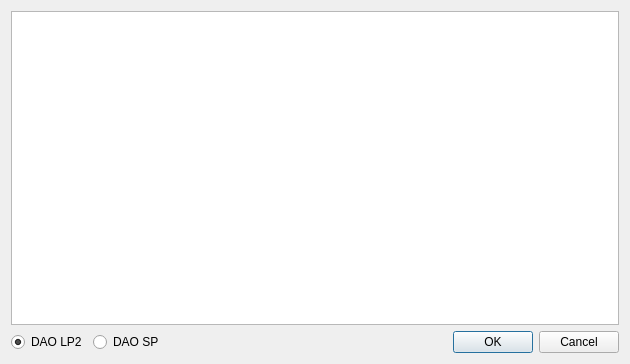
Old version of the form cdaoconfdlg.ui in the repository Jo2003/cd2netmd_gui.
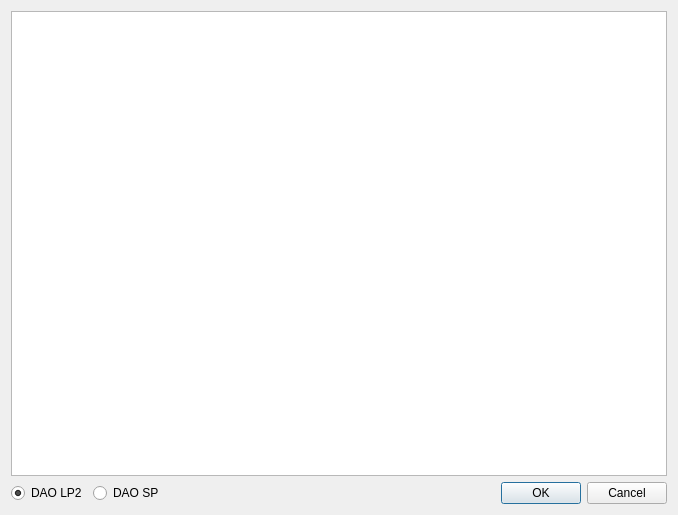
New version of the form. Icons and pictures are not drawn.

Patch:
```diff
--- a/cdaoconfdlg.ui
+++ b/cdaoconfdlg.ui
@@ -6,8 +6,8 @@
    <rect>
     <x>0</x>
     <y>0</y>
-    <width>630</width>
-    <height>364</height>
+    <width>678</width>
+    <height>515</height>
    </rect>
   </property>
   <property name="windowTitle">
```
